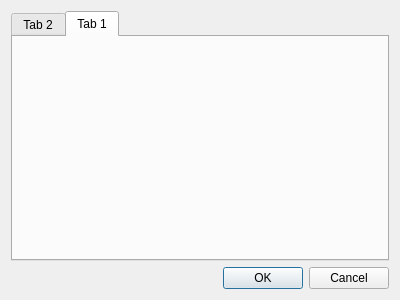
Above: widgets/monitor_unit_settings_widget.ui from RyabovichAM/data_controller_monitor before the change. Below: the same form after it.
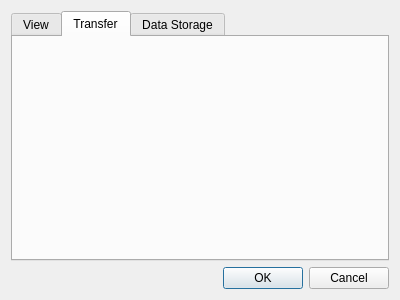
That is the form after the change. The open tabs and pages were chosen to show the change.

Commit message:
feat: continue adding data storage logic
1. feat: add data_storage dir to CMakeLists.txt.
2. feat: add data_storage settings to app::MonitorUnitSettings.
3. feat: add data_storage classes to app::MonitorUnit.
4. feat: add data_storage factory.
5. feat: add DataStorageSettingsWidget class.
6. feat: add to MonitorUnitSettingsWidget handling DataStorageSettingsWidget.

```diff
--- a/widgets/monitor_unit_settings_widget.ui
+++ b/widgets/monitor_unit_settings_widget.ui
@@ -21,12 +21,17 @@
      </property>
      <widget class="QWidget" name="view_tab">
       <attribute name="title">
-       <string>Tab 2</string>
+       <string>View</string>
       </attribute>
      </widget>
      <widget class="QWidget" name="transfer_tab">
       <attribute name="title">
-       <string>Tab 1</string>
+       <string>Transfer</string>
+      </attribute>
+     </widget>
+     <widget class="QWidget" name="storage_tab">
+      <attribute name="title">
+       <string>Data Storage</string>
       </attribute>
      </widget>
     </widget>
```
Left out of the diff: 2 changed lines with no effect on the pictures. The commit also changes 16 other files.
